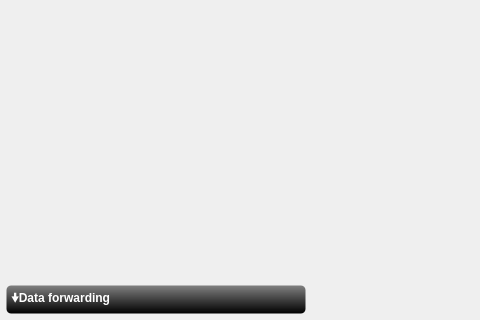
The window that ui/Inspector.ui (BatchDrake/SigDigger) describes before a commit, drawn with Qt 5; both pictures show x 0 to 480 and y 482 to 802 of the 1125 by 802 pixel window.
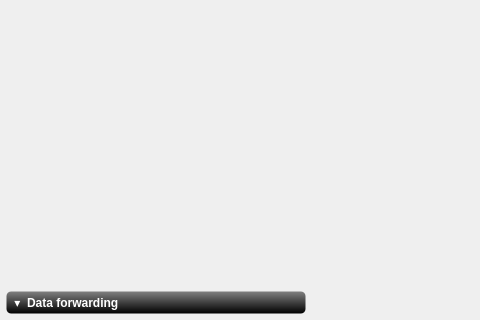
The same window after the commit. Custom widgets are drawn as their Qt base class.

Commit message: Fix presentation of inspector controls and save files with actual sample rate

The edit to the form file:
```diff
--- a/ui/Inspector.ui
+++ b/ui/Inspector.ui
@@ -876,7 +876,7 @@
         <x>0</x>
         <y>0</y>
         <width>300</width>
-        <height>698</height>
+        <height>690</height>
        </rect>
       </property>
       <attribute name="label">
@@ -927,7 +927,7 @@
             <x>0</x>
             <y>0</y>
             <width>300</width>
-            <height>698</height>
+            <height>690</height>
            </rect>
           </property>
           <property name="maximumSize">
@@ -984,7 +984,7 @@
        </sizepolicy>
       </property>
       <attribute name="label">
-       <string>🠟Data forwarding</string>
+       <string> ▾  Data forwarding</string>
       </attribute>
       <layout class="QGridLayout" name="forwarderGrid">
        <property name="leftMargin">
```
Left out of the diff: 8 changed lines with no effect on the pictures. The commit also changes 1 other file.
